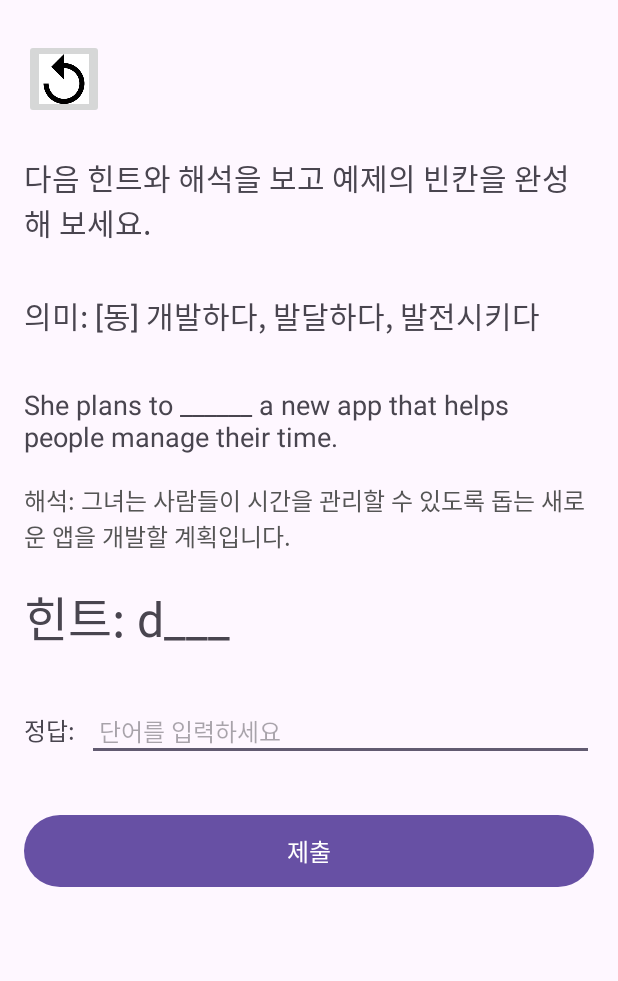
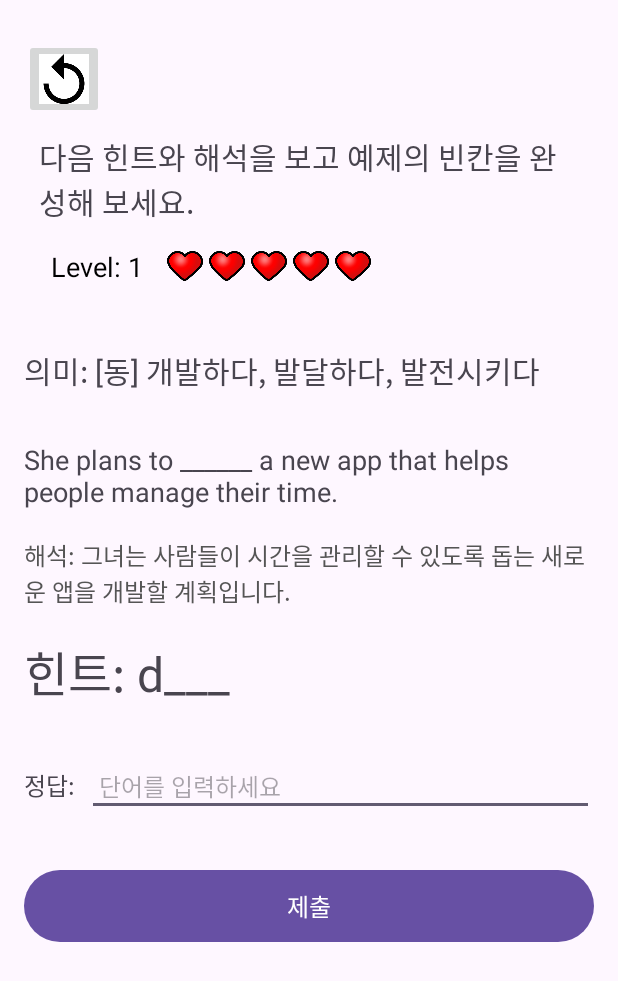
Before and after one commit to melly8954/EnkoQuest, an Android app: the BWriteActivity screen opened directly, with no data from a screen before it, on a phone screen of 412 x 824 dp. Shown: the top 981 px of the screen. Run offline under Robolectric (Android 15) with nearby library versions, the phone set to English and light mode, and no system bars; our stand-ins replace Firebase (no records; nobody signed in at launch, a user with empty details on screens opened directly).

Commit message:
241202 update BWriteActivity

```diff
--- a/app/src/main/java/com/example/enkoquest/challenge/BWriteActivity.java
+++ b/app/src/main/java/com/example/enkoquest/challenge/BWriteActivity.java
@@ -1,6 +1,9 @@
 package com.example.enkoquest.challenge;
 
+import android.content.Intent;
 import android.os.Bundle;
+import android.widget.ImageButton;
+import android.widget.ImageView;
 
 import androidx.activity.EdgeToEdge;
 import androidx.appcompat.app.AppCompatActivity;
@@ -8,9 +11,29 @@ import androidx.core.graphics.Insets;
 import androidx.core.view.ViewCompat;
 import androidx.core.view.WindowInsetsCompat;
 
+import com.example.enkoquest.EngGmActivity;
 import com.example.enkoquest.R;
+import com.google.firebase.auth.FirebaseAuth;
+import com.google.firebase.database.DatabaseReference;
+import com.google.firebase.database.FirebaseDatabase;
+
+import java.util.ArrayList;
+import java.util.List;
 
 public class BWriteActivity extends AppCompatActivity {
+
+    private ImageButton imageButtonBack;
+
+    private List<CorrectWordActivity.Word> wordList = new ArrayList<>();
+    private int currentLevel = 1;  // 현재 레벨 변수 추가
+    private int currentQuestionIndex = 0; // 셔플된 리스트에서 순차적으로 문제를 출제하기 위한 인덱스
+    private int highestLevel = 0;
+
+    private ImageView[] hearts;
+    private int life = 5;
+
+    private FirebaseAuth auth; // Firebase 인증 인스턴스
+    private DatabaseReference databaseReference = FirebaseDatabase.getInstance().getReference("UserAccount");
 
     @Override
     protected void onCreate(Bundle savedInstanceState) {
@@ -18,5 +41,47 @@ public class BWriteActivity extends AppCompatActivity {
         EdgeToEdge.enable(this);
         setContentView(R.layout.activity_bwrite);
 
+        imageButtonBack = findViewById(R.id.imageButtonBack);
+
+        // Firebase 초기화
+        auth = FirebaseAuth.getInstance();
+
+
+        // 뒤로 가기 버튼 클릭 시 SelectWordActivity로 이동
+        imageButtonBack.setOnClickListener(view -> {
+            Intent intent = new Intent(this, EngGmActivity.class);
+            startActivity(intent);
+        });
+    }
+
+    // Word 객체 클래스 정의
+    private static class Word {
+        private int number;
+        private String word;
+        private String meaning;
+        private String example;
+
+        public Word(int number, String word, String meaning, String example) {
+            this.number = number;
+            this.word = word;
+            this.meaning = meaning;
+            this.example = example;
+        }
+
+        public int getNumber() {
+            return number;
+        }
+
+        public String getWord() {
+            return word;
+        }
+
+        public String getMeaning() {
+            return meaning;
+        }
+
+        public String getExample() {
+            return example;
+        }
     }
 }
--- a/app/src/main/java/com/example/enkoquest/challenge/CorrectWordActivity.java
+++ b/app/src/main/java/com/example/enkoquest/challenge/CorrectWordActivity.java
@@ -31,16 +31,16 @@ import java.util.Random;
 
 public class CorrectWordActivity extends AppCompatActivity {
 
+    private ImageButton imageButtonBack;
     private TextView textView, levelTextView;
     private Button btn1, btn2, btn3, btn4;
     private List<Word> wordList = new ArrayList<>();
     private int currentLevel = 1;  // 현재 레벨 변수 추가
     private int currentQuestionIndex = 0; // 셔플된 리스트에서 순차적으로 문제를 출제하기 위한 인덱스
-    private ImageButton imageButtonBack;
     private ImageView[] hearts;
     private int life = 5;
+    private int highestLevel = 0;
     private FirebaseAuth auth; // Firebase 인증 인스턴스
-    private int highestLevel = 0;
     private DatabaseReference databaseReference = FirebaseDatabase.getInstance().getReference("UserAccount");
     private String saveKey;
 
--- a/app/src/main/res/layout/activity_bwrite.xml
+++ b/app/src/main/res/layout/activity_bwrite.xml
@@ -17,19 +17,79 @@
         app:layout_constraintTop_toTopOf="parent"
         app:srcCompat="@drawable/back"/>
 
-    <TextView
+    <LinearLayout
         android:layout_width="match_parent"
         android:layout_height="wrap_content"
-        android:text="다음 힌트와 해석을 보고 예제의 빈칸을 완성해 보세요."
-        android:layout_marginTop="24dp"
-        android:layout_marginBottom="24dp"
-        android:textSize="20sp"
-        android:paddingBottom="8dp" />
+        android:orientation="vertical"
+        android:padding="10dp">
 
+        <!-- 문제 설명 -->
+        <TextView
+            android:layout_width="match_parent"
+            android:layout_height="wrap_content"
+            android:text="다음 힌트와 해석을 보고 예제의 빈칸을 완성해 보세요."
+            android:textSize="20sp"
+            android:paddingBottom="8dp" />
+
+        <!-- 레벨과 하트 영역 -->
+        <LinearLayout
+            android:layout_width="match_parent"
+            android:layout_height="wrap_content"
+            android:orientation="horizontal"
+            android:gravity="center_vertical"
+            android:padding="8dp">
+
+            <!-- 레벨 텍스트 -->
+            <TextView
+                android:id="@+id/level"
+                android:layout_width="wrap_content"
+                android:layout_height="wrap_content"
+                android:text="Level: 1"
+                android:textSize="18sp"
+                android:textColor="#000"
+                android:layout_marginEnd="16dp" />
+
+            <!-- 하트 아이콘들 -->
+            <ImageView
+                android:id="@+id/heart1"
+                android:layout_width="24dp"
+                android:layout_height="24dp"
+                android:src="@drawable/full_life"
+                android:layout_marginEnd="4dp" />
+
+            <ImageView
+                android:id="@+id/heart2"
+                android:layout_width="24dp"
+                android:layout_height="24dp"
+                android:src="@drawable/full_life"
+                android:layout_marginEnd="4dp" />
+
+            <ImageView
+                android:id="@+id/heart3"
+                android:layout_width="24dp"
+                android:layout_height="24dp"
+                android:src="@drawable/full_life"
+                android:layout_marginEnd="4dp" />
+
+            <ImageView
+                android:id="@+id/heart4"
+                android:layout_width="24dp"
+                android:layout_height="24dp"
+                android:src="@drawable/full_life"
+                android:layout_marginEnd="4dp" />
+
+            <ImageView
+                android:id="@+id/heart5"
+                android:layout_width="24dp"
+                android:layout_height="24dp"
+                android:src="@drawable/full_life" />
+        </LinearLayout>
+    </LinearLayout>
     <TextView
-        android:id="@+id/tvMeaning"
+        android:id="@+id/showMeaning"
         android:layout_width="match_parent"
         android:layout_height="wrap_content"
+        android:layout_marginTop="24dp"
         android:layout_marginBottom="24dp"
         android:text="의미: [동] 개발하다, 발달하다, 발전시키다"
         android:textSize="20sp"
@@ -37,7 +97,7 @@
 
     <!-- 예제 문장 -->
     <TextView
-        android:id="@+id/tvExample"
+        android:id="@+id/showExample"
         android:layout_width="match_parent"
         android:layout_height="wrap_content"
         android:text="She plans to ______ a new app that helps people manage their time."
@@ -47,7 +107,7 @@
 
     <!-- 예제 해석 -->
     <TextView
-        android:id="@+id/tvInterpretation"
+        android:id="@+id/showTranslation"
         android:layout_width="match_parent"
         android:layout_height="wrap_content"
         android:text="해석: 그녀는 사람들이 시간을 관리할 수 있도록 돕는 새로운 앱을 개발할 계획입니다."
@@ -57,7 +117,7 @@
 
     <!-- 단어 힌트 -->
     <TextView
-        android:id="@+id/tvHint"
+        android:id="@+id/showHint"
         android:layout_width="match_parent"
         android:layout_height="wrap_content"
         android:text="힌트: d___"
@@ -74,7 +134,6 @@
 
         <!-- 정답 텍스트 -->
         <TextView
-            android:id="@+id/tvAnswerLabel"
             android:layout_width="wrap_content"
             android:layout_height="wrap_content"
             android:text="정답:"
@@ -83,7 +142,7 @@
 
         <!-- 정답 입력 EditText -->
         <EditText
-            android:id="@+id/etAnswer"
+            android:id="@+id/inputAnswer"
             android:layout_width="0dp"
             android:layout_height="wrap_content"
             android:layout_weight="1"
```
